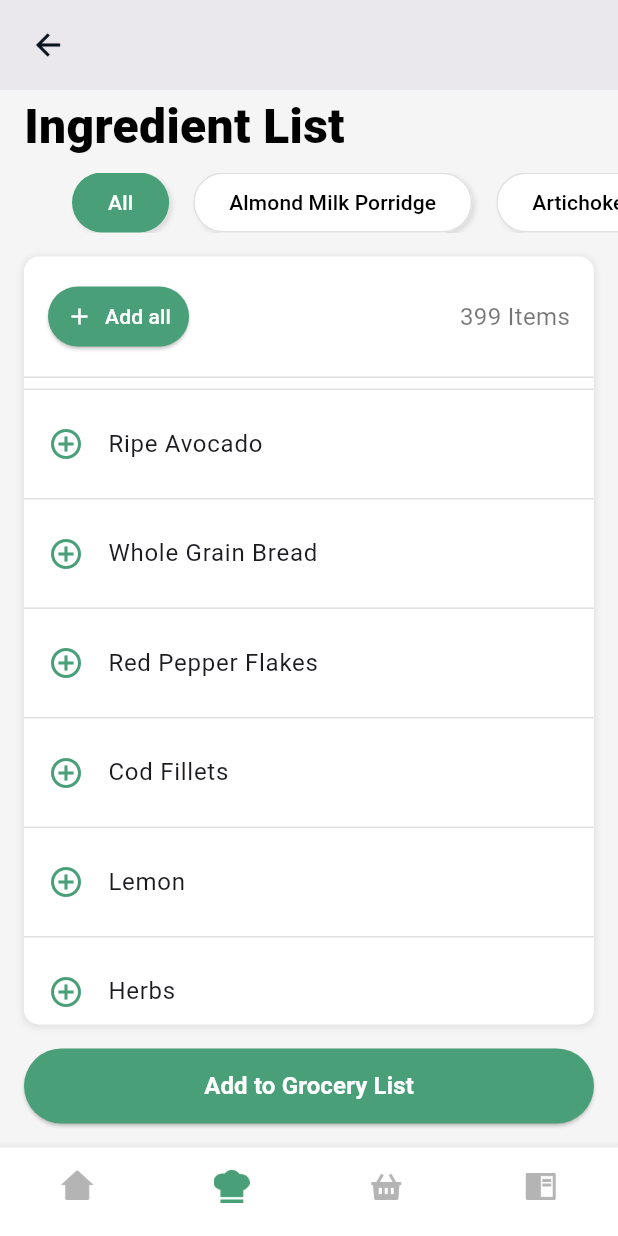
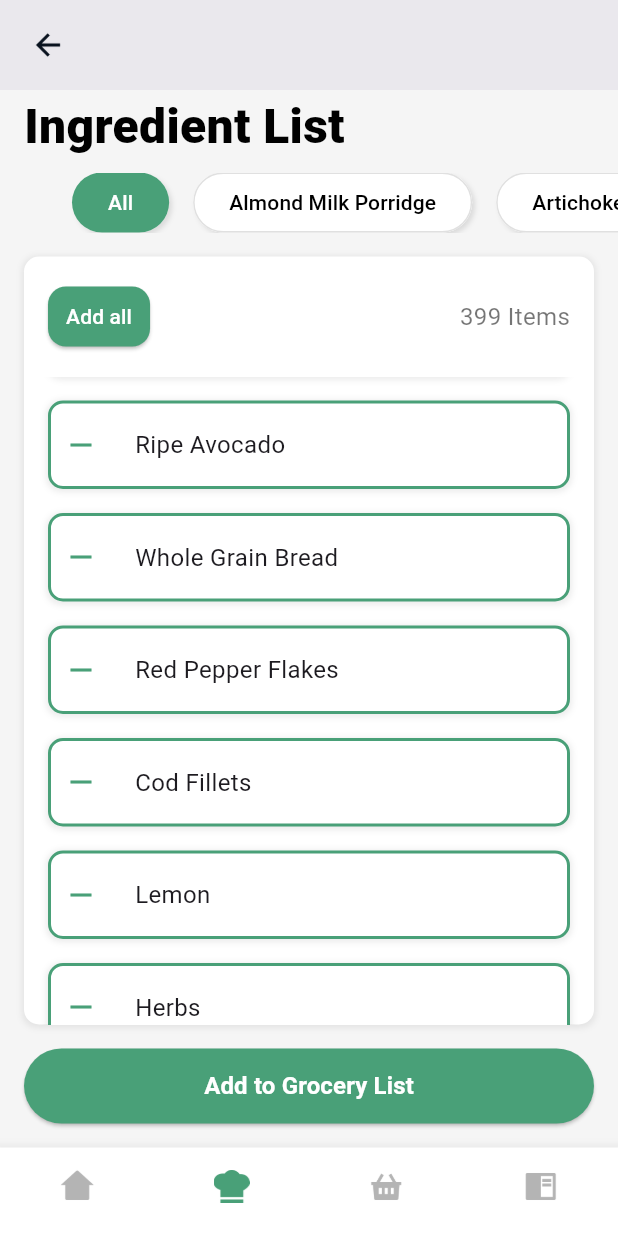
Before and after one commit to aadityayadav17/binarybandits, a Flutter app: the IngredientListPage screen opened directly, scrolled down 576 dp, after a tap on "Add all", on a phone screen of 412 x 824 dp. Run offline on Flutter 3.47's test engine with Material 3 defaults, Android fonts, the phone set to English and light mode, and no system bars; our stand-ins replace country_code_picker, dropdown_button2, firebase_core, google_fonts; accounts and stored records are empty.

Commit message:
Ingredient List (19/n) - Rectangle for Ingredients + "Add all" button functional

```diff
--- a/lib/screens/ingredient_list_screen.dart
+++ b/lib/screens/ingredient_list_screen.dart
@@ -15,6 +15,7 @@ class _IngredientListPageState extends State<IngredientListPage> {
   Recipe? selectedRecipe;
   bool isAllSelected = true;
   int selectedCount = 0;
+  Set<String> selectedIngredients = Set<String>();
 
   @override
   void initState() {
@@ -129,20 +130,29 @@ class _IngredientListPageState extends State<IngredientListPage> {
               child: Row(
                 mainAxisAlignment: MainAxisAlignment.spaceBetween,
                 children: [
-                  ElevatedButton.icon(
+                  ElevatedButton(
                     onPressed: () {
-                      // Add all ingredients logic
+                      setState(() {
+                        if (selectedIngredients.length == ingredients.length) {
+                          selectedIngredients.clear();
+                        } else {
+                          selectedIngredients = Set.from(ingredients);
+                        }
+                      });
                     },
-                    icon: Icon(Icons.add, color: Colors.white, size: 18),
-                    label: Text(
-                      "Add all",
+                    child: Text(
+                      selectedIngredients.length == ingredients.length
+                          ? "Remove all"
+                          : "Add all",
                       style: GoogleFonts.robotoFlex(
-                          color: Colors.white, fontSize: 14),
+                        color: Colors.white,
+                        fontSize: 14,
+                      ),
                     ),
                     style: ElevatedButton.styleFrom(
                       backgroundColor: const Color.fromRGBO(73, 160, 120, 1),
                       shape: RoundedRectangleBorder(
-                        borderRadius: BorderRadius.circular(20),
+                        borderRadius: BorderRadius.circular(12),
                       ),
                       padding:
                           EdgeInsets.symmetric(horizontal: 12, vertical: 8),
@@ -158,7 +168,6 @@ class _IngredientListPageState extends State<IngredientListPage> {
                 ],
               ),
             ),
-            Divider(height: 1, color: Colors.grey.shade300),
             Expanded(
               child: ListView.builder(
                 itemCount: ingredients.length,
@@ -174,24 +183,59 @@ class _IngredientListPageState extends State<IngredientListPage> {
   }
 
   Widget _buildIngredientItem(String ingredient) {
-    return Column(
-      children: [
-        ListTile(
-          contentPadding: EdgeInsets.symmetric(horizontal: 16, vertical: 8),
-          leading: Icon(
-            Icons.add_circle_outline,
-            color: const Color.fromRGBO(73, 160, 120, 1),
+    bool isSelected = selectedIngredients.contains(ingredient);
+
+    return Padding(
+      padding: const EdgeInsets.symmetric(horizontal: 16.0, vertical: 8.0),
+      child: GestureDetector(
+        onTap: () {
+          setState(() {
+            if (isSelected) {
+              selectedIngredients.remove(ingredient);
+            } else {
+              selectedIngredients.add(ingredient);
+            }
+          });
+        },
+        child: Container(
+          decoration: BoxDecoration(
+            color: Colors.white,
+            borderRadius: BorderRadius.circular(10),
+            border: isSelected
+                ? Border.all(
+                    color: const Color.fromRGBO(73, 160, 120, 1), width: 2)
+                : null,
+            boxShadow: [
+              BoxShadow(
+                color: Colors.grey.withOpacity(0.2),
+                spreadRadius: 1,
+                blurRadius: 3,
+                offset: Offset(0, 1),
+              ),
+            ],
           ),
-          title: Text(
-            ingredient,
-            style: GoogleFonts.robotoFlex(fontSize: 16),
+          child: Row(
+            children: [
+              Padding(
+                padding: const EdgeInsets.all(8.0),
+                child: Icon(
+                  isSelected ? Icons.remove : Icons.add,
+                  color: const Color.fromRGBO(73, 160, 120, 1),
+                ),
+              ),
+              Expanded(
+                child: Padding(
+                  padding: const EdgeInsets.all(16.0),
+                  child: Text(
+                    ingredient,
+                    style: GoogleFonts.robotoFlex(fontSize: 16),
+                  ),
+                ),
+              ),
+            ],
           ),
-          onTap: () {
-            // Add single ingredient to grocery list logic
-          },
         ),
-        Divider(height: 1, color: Colors.grey.shade300),
-      ],
+      ),
     );
   }
 
@@ -249,10 +293,6 @@ class _IngredientListPageState extends State<IngredientListPage> {
   Widget _buildRecipeTab(String title, bool isSelected, VoidCallback onTap) {
     return ElevatedButton(
       onPressed: onTap,
-      child: Text(
-        title,
-        style: GoogleFonts.robotoFlex(fontSize: 14),
-      ),
       style: ElevatedButton.styleFrom(
         backgroundColor:
             isSelected ? const Color.fromRGBO(73, 160, 120, 1) : Colors.white,
@@ -264,6 +304,10 @@ class _IngredientListPageState extends State<IngredientListPage> {
             color: isSelected ? Colors.transparent : Colors.grey.shade300,
           ),
         ),
+      ),
+      child: Text(
+        title,
+        style: GoogleFonts.robotoFlex(fontSize: 14),
       ),
     );
   }
```
